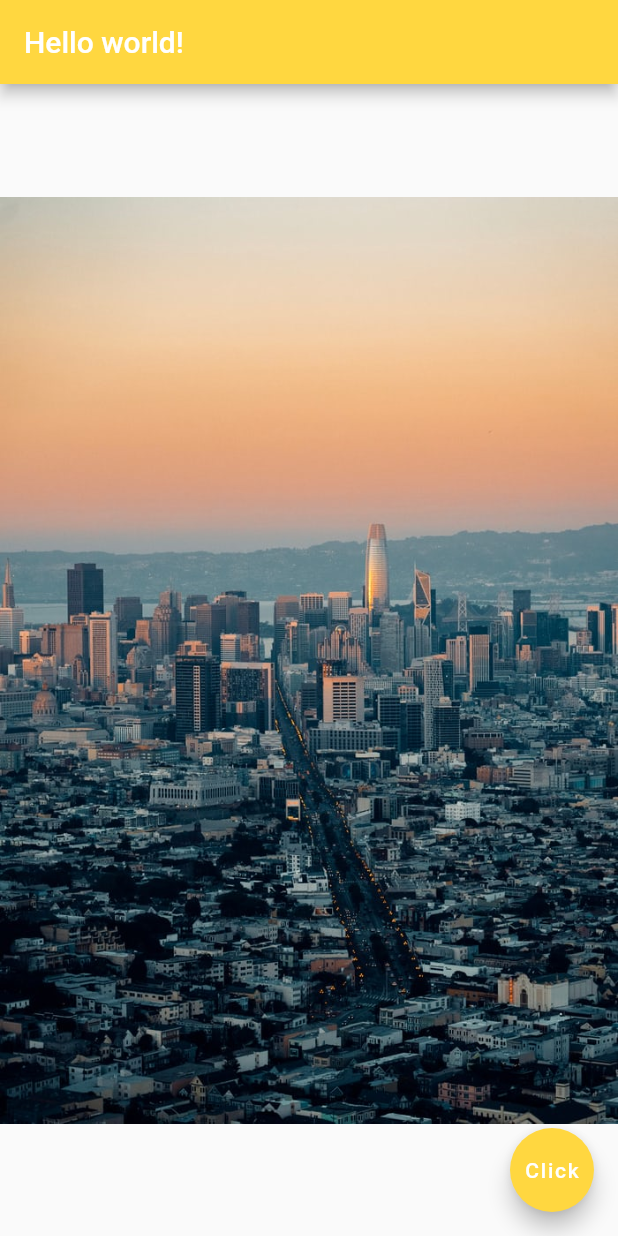
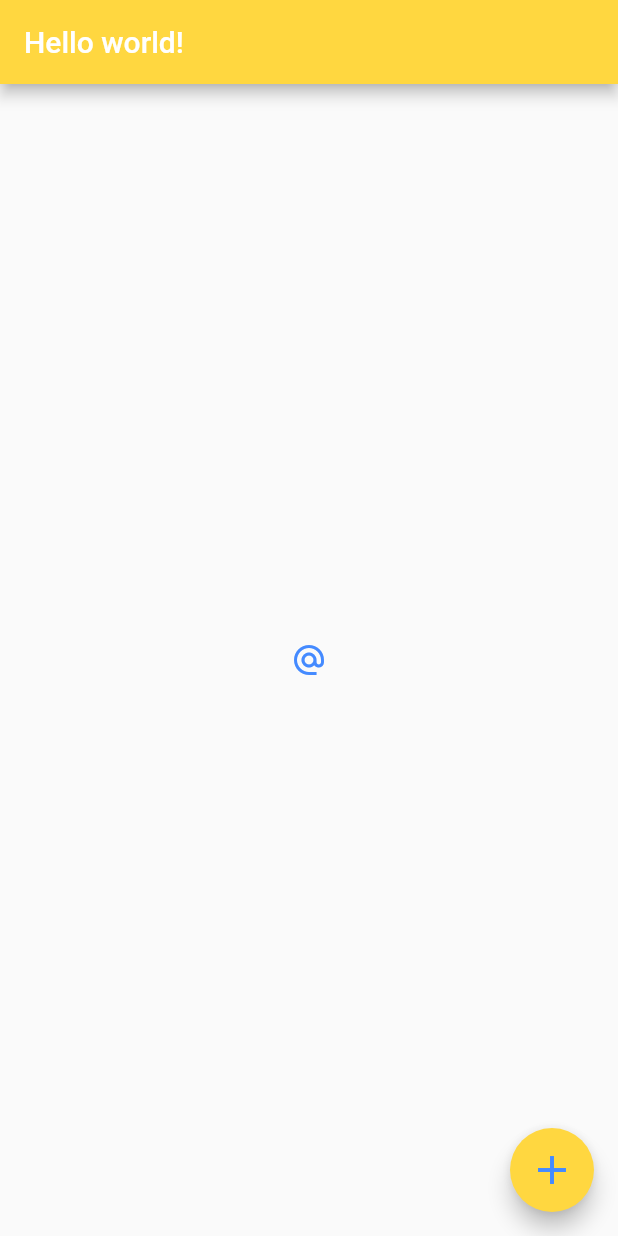
Before and after one commit to Ttiki/flutter_playground, a Flutter app: the screen it shows after launch, on a phone screen of 412 x 824 dp. Run offline on Flutter 3.47's test engine with Material 2 defaults, Android fonts, the phone set to English and light mode, and no system bars; missing offline and left inert: dart:ffi.

Commit message:
Fifth tutorial video. Icons, and buttons (and icon buttons)

```diff
--- a/lib/main.dart
+++ b/lib/main.dart
@@ -25,13 +25,21 @@ class Test extends StatelessWidget {
         //centerTitle: true, //commented because I don't want my text to be centered
       ),
       body: Center(
-        child: Image.asset('assets/img3.jpg'),
-          //image: NetworkImage('https://images.unsplash.com/photo-1624460930531-160397dd7591?ixlib=rb-1.2.1&ixid=MnwxMjA3fDB8MHxlZGl0b3JpYWwtZmVlZHwyfHx8ZW58MHx8fHw%3D&auto=format&fit=crop&w=700&q=60'),
-          //image: AssetImage('assets/img1.jpg'),
-       // )
+        child: IconButton(
+          onPressed: (){
+            print("@ clicked!");
+          },
+          icon: Icon(Icons.alternate_email),
+          color: Colors.blueAccent,
+        )
       ),
       floatingActionButton: FloatingActionButton(
-        child: Text("Click"),
+        child: IconButton(
+          onPressed: (){},
+          icon: Icon(Icons.add),
+          color: Colors.blueAccent,
+          iconSize: 32,
+        ),
         backgroundColor: Colors.amberAccent,
         //Actions
         onPressed: (){},
```
